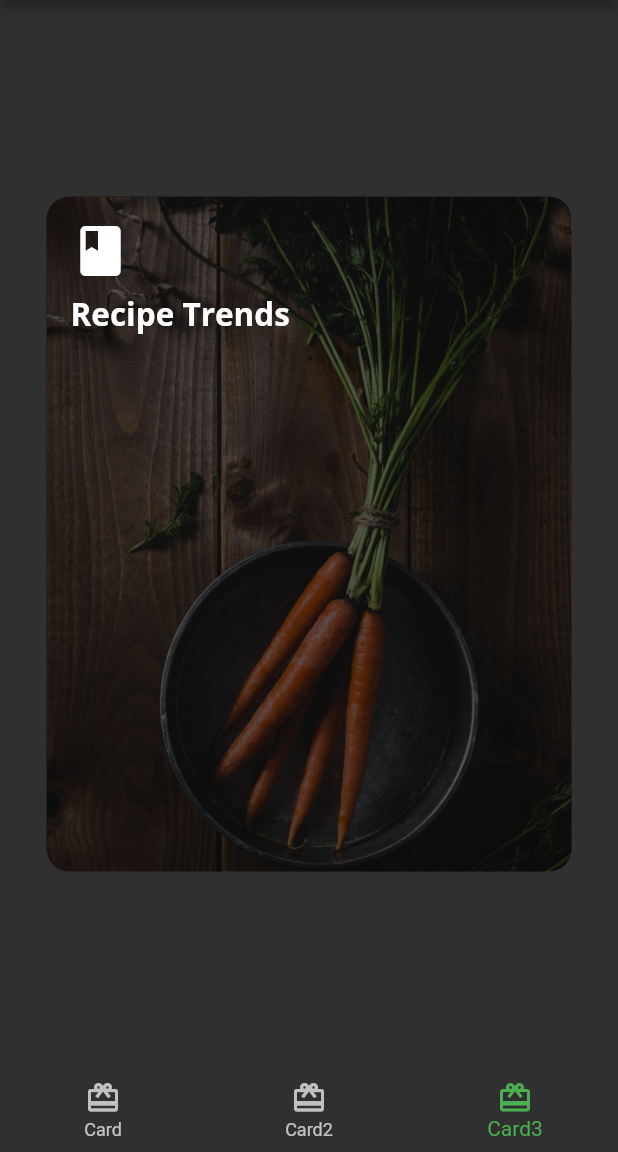
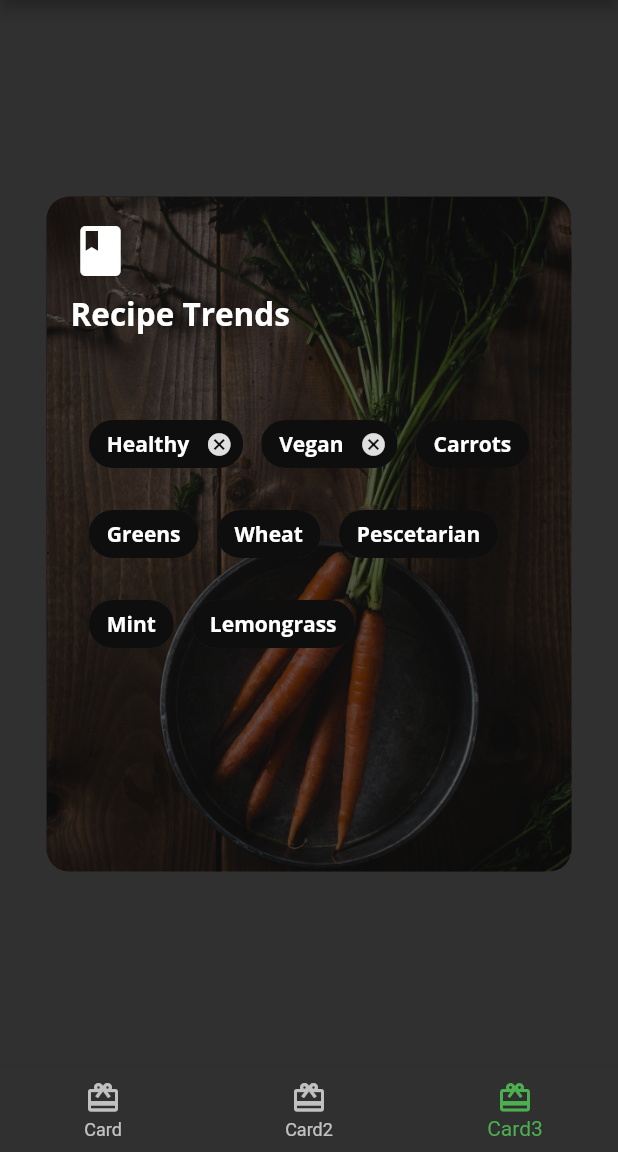
Before and after one commit to thezxdev/flutter_basic_widgets, a Flutter app: the screen it shows after launch, item 3 of the bottom bar chosen, on a phone screen of 412 x 824 dp, the part 84-1236 px from its top. Run offline on Flutter 3.47's test engine with Material 2 defaults, Android fonts, the phone set to English and light mode, and no system bars; our stand-ins replace google_fonts.

Commit message:
Elementos del card3

```diff
--- a/lib/card3.dart
+++ b/lib/card3.dart
@@ -1,3 +1,5 @@
+import 'dart:developer';
+
 import 'package:flutter/material.dart';
 import 'package:fooderlich/fooderlich_theme.dart';
 
@@ -45,8 +47,81 @@ class Card3 extends StatelessWidget {
                   // const SizedBox(height: 30,)
                 ],
               ),
+            ),
+            Padding(
+              padding: const EdgeInsets.symmetric(horizontal: 8),
+              child: Center(
+                child: Wrap(
+                  alignment: WrapAlignment.start,
+                  spacing: 12,
+                  runSpacing: 12,
+                  children: [
+                    Chip(
+                      label: Text(
+                        'Healthy',
+                        style: FooderlichTheme.darkTextTheme.bodyText1,
+                      ),
+                      backgroundColor: Colors.black.withOpacity(.7),
+                      onDeleted: () {
+                        log('Delete');
+                      },
+                    ),
+                    Chip(
+                      label: Text(
+                        'Vegan',
+                        style: FooderlichTheme.darkTextTheme.bodyText1,
+                      ),
+                      backgroundColor: Colors.black.withOpacity(.7),
+                      onDeleted: () {
+                        log('Delete');
+                      },
+                    ),
+                    Chip(
+                      label: Text(
+                        'Carrots',
+                        style: FooderlichTheme.darkTextTheme.bodyText1,
+                      ),
+                      backgroundColor: Colors.black.withOpacity(.7),
+                    ),
+                    Chip(
+                      label: Text(
+                        'Greens',
+                        style: FooderlichTheme.darkTextTheme.bodyText1,
+                      ),
+                      backgroundColor: Colors.black.withOpacity(.7),
+                    ),
+                    Chip(
+                      label: Text(
+                        'Wheat',
+                        style: FooderlichTheme.darkTextTheme.bodyText1,
+                      ),
+                      backgroundColor: Colors.black.withOpacity(.7),
+                    ),
+                    Chip(
+                      label: Text(
+                        'Pescetarian',
+                        style: FooderlichTheme.darkTextTheme.bodyText1,
+                      ),
+                      backgroundColor: Colors.black.withOpacity(.7),
+                    ),
+                    Chip(
+                      label: Text(
+                        'Mint',
+                        style: FooderlichTheme.darkTextTheme.bodyText1,
+                      ),
+                      backgroundColor: Colors.black.withOpacity(.7),
+                    ),
+                    Chip(
+                      label: Text(
+                        'Lemongrass',
+                        style: FooderlichTheme.darkTextTheme.bodyText1,
+                      ),
+                      backgroundColor: Colors.black.withOpacity(.7),
+                    ),
+                  ],
+                ),
+              ),
             )
-            // TODO: Add Center Widget with Chip Widget children
           ],
         ),
       ),
```
